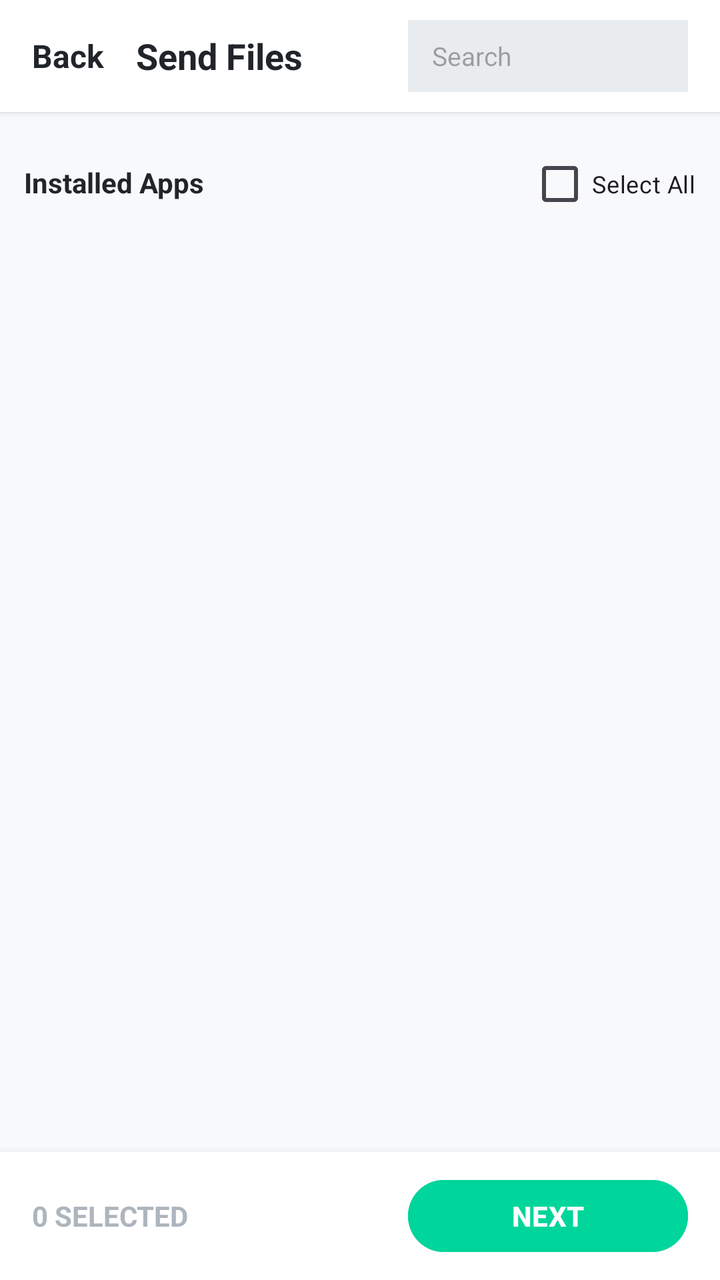
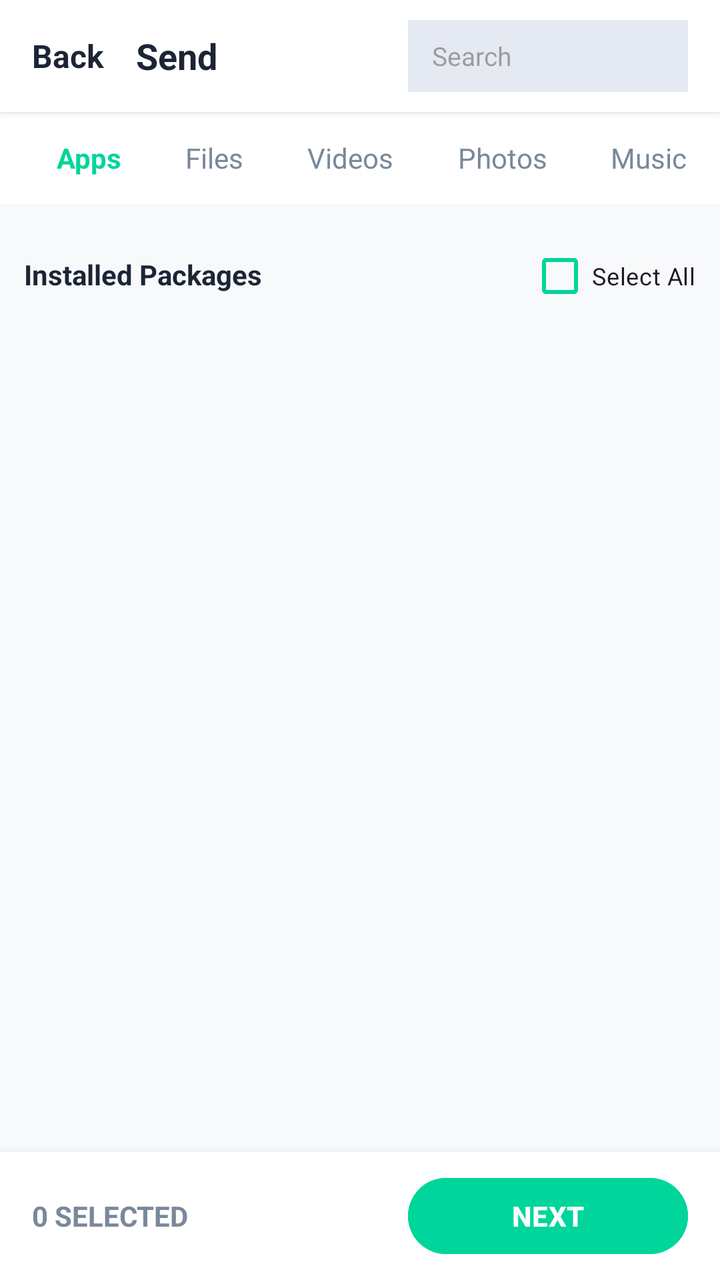

Compare the two renders of this Android layout. The source of the first and the diff that turns it into the second are given below.
<!-- AndroidManifest.xml: application theme Theme.AirRapidShare -->
<!-- res/layout/activity_send.xml -->
<?xml version="1.0" encoding="utf-8"?>
<LinearLayout xmlns:android="http://schemas.android.com/apk/res/android"
    android:layout_width="match_parent"
    android:layout_height="match_parent"
    android:background="#F8F9FA"
    android:orientation="vertical">

    <LinearLayout
        android:layout_width="match_parent"
        android:layout_height="56dp"
        android:background="#FFFFFF"
        android:elevation="2dp"
        android:gravity="center_vertical"
        android:paddingStart="16dp"
        android:paddingEnd="16dp">

        <TextView
            android:id="@+id/btnBack"
            android:layout_width="wrap_content"
            android:layout_height="wrap_content"
            android:text="Back"
            android:textColor="#212529"
            android:textSize="16sp"
            android:textStyle="bold" />

        <TextView
            android:layout_width="0dp"
            android:layout_height="wrap_content"
            android:layout_marginStart="16dp"
            android:layout_weight="1"
            android:text="Send Files"
            android:textColor="#212529"
            android:textSize="18sp"
            android:textStyle="bold" />

        <EditText
            android:id="@+id/etSearch"
            android:layout_width="140dp"
            android:layout_height="36dp"
            android:background="#E9ECEF"
            android:hint="Search"
            android:paddingStart="12dp"
            android:paddingEnd="12dp"
            android:textSize="13sp" />
    </LinearLayout>

    <LinearLayout
        android:layout_width="match_parent"
        android:layout_height="wrap_content"
        android:padding="12dp">

        <TextView
            android:id="@+id/tvSectionHeader"
            android:layout_width="0dp"
            android:layout_height="wrap_content"
            android:layout_weight="1"
            android:text="Installed Apps"
            android:textColor="#212529"
            android:textSize="14sp"
            android:textStyle="bold" />

        <CheckBox
            android:id="@+id/cbSelectAll"
            android:layout_width="wrap_content"
            android:layout_height="wrap_content"
            android:text="Select All"
            android:textSize="12sp" />
    </LinearLayout>

    <androidx.recyclerview.widget.RecyclerView
        android:id="@+id/rvItems"
        android:layout_width="match_parent"
        android:layout_height="0dp"
        android:layout_weight="1"
        android:padding="8dp" />

    <LinearLayout
        android:layout_width="match_parent"
        android:layout_height="64dp"
        android:background="#FFFFFF"
        android:elevation="8dp"
        android:gravity="center_vertical"
        android:paddingStart="16dp"
        android:paddingEnd="16dp">

        <TextView
            android:id="@+id/tvSelectedCount"
            android:layout_width="0dp"
            android:layout_height="wrap_content"
            android:layout_weight="1"
            android:text="0 SELECTED"
            android:textColor="#ADB5BD"
            android:textSize="14sp"
            android:textStyle="bold" />

        <Button
            android:id="@+id/btnNext"
            android:layout_width="140dp"
            android:layout_height="44dp"
            android:backgroundTint="#00D59B"
            android:text="NEXT"
            android:textColor="#FFFFFF"
            android:textStyle="bold" />
    </LinearLayout>
</LinearLayout>
<!-- resources referenced by this layout -->
<resources>
  <style name="Theme.AirRapidShare" parent="Theme.Material3.DayNight.NoActionBar">
          <item name="android:windowBackground">@color/bg_dark</item>
          <item name="android:statusBarColor">@color/bg_dark</item>
      </style>
  <color name="bg_dark">#070D18</color>
</resources>

<!-- the commit's change to res/layout/activity_send.xml (unified diff, before → after) -->
@@ -1,10 +1,12 @@
 <?xml version="1.0" encoding="utf-8"?>
 <LinearLayout xmlns:android="http://schemas.android.com/apk/res/android"
+    xmlns:app="http://schemas.android.com/apk/res-auto"
     android:layout_width="match_parent"
     android:layout_height="match_parent"
     android:background="#F8F9FA"
     android:orientation="vertical">
 
+    
     <LinearLayout
         android:layout_width="match_parent"
         android:layout_height="56dp"
@@ -19,7 +21,7 @@
             android:layout_width="wrap_content"
             android:layout_height="wrap_content"
             android:text="Back"
-            android:textColor="#212529"
+            android:textColor="#1C2536"
             android:textSize="16sp"
             android:textStyle="bold" />
 
@@ -28,8 +30,8 @@
             android:layout_height="wrap_content"
             android:layout_marginStart="16dp"
             android:layout_weight="1"
-            android:text="Send Files"
-            android:textColor="#212529"
+            android:text="Send"
+            android:textColor="#1C2536"
             android:textSize="18sp"
             android:textStyle="bold" />
 
@@ -37,12 +39,85 @@
             android:id="@+id/etSearch"
             android:layout_width="140dp"
             android:layout_height="36dp"
-            android:background="#E9ECEF"
+            android:background="#E5E9F2"
             android:hint="Search"
             android:paddingStart="12dp"
             android:paddingEnd="12dp"
             android:textSize="13sp" />
     </LinearLayout>
+
+    
+    <HorizontalScrollView
+        android:layout_width="match_parent"
+        android:layout_height="46dp"
+        android:background="#FFFFFF"
+        android:scrollbars="none">
+
+        <LinearLayout
+            android:layout_width="wrap_content"
+            android:layout_height="match_parent"
+            android:gravity="center_vertical"
+            android:orientation="horizontal"
+            android:paddingStart="12dp"
+            android:paddingEnd="12dp">
+
+            <TextView
+                android:id="@+id/tabApps"
+                android:layout_width="wrap_content"
+                android:layout_height="match_parent"
+                android:gravity="center"
+                android:paddingStart="16dp"
+                android:paddingEnd="16dp"
+                android:text="Apps"
+                android:textColor="#00D59B"
+                android:textSize="14sp"
+                android:textStyle="bold" />
+
+            <TextView
+                android:id="@+id/tabFiles"
+                android:layout_width="wrap_content"
+                android:layout_height="match_parent"
+                android:gravity="center"
+                android:paddingStart="16dp"
+                android:paddingEnd="16dp"
+                android:text="Files"
+                android:textColor="#7A889B"
+                android:textSize="14sp" />
+
+            <TextView
+                android:id="@+id/tabVideos"
+                android:layout_width="wrap_content"
+                android:layout_height="match_parent"
+                android:gravity="center"
+                android:paddingStart="16dp"
+                android:paddingEnd="16dp"
+                android:text="Videos"
+                android:textColor="#7A889B"
+                android:textSize="14sp" />
+
+            <TextView
+                android:id="@+id/tabPhotos"
+                android:layout_width="wrap_content"
+                android:layout_height="match_parent"
+                android:gravity="center"
+                android:paddingStart="16dp"
+                android:paddingEnd="16dp"
+                android:text="Photos"
+                android:textColor="#7A889B"
+                android:textSize="14sp" />
+
+            <TextView
+                android:id="@+id/tabSongs"
+                android:layout_width="wrap_content"
+                android:layout_height="match_parent"
+                android:gravity="center"
+                android:paddingStart="16dp"
+                android:paddingEnd="16dp"
+                android:text="Music"
+                android:textColor="#7A889B"
+                android:textSize="14sp" />
+        </LinearLayout>
+    </HorizontalScrollView>
 
     <LinearLayout
         android:layout_width="match_parent"
@@ -54,8 +129,8 @@
             android:layout_width="0dp"
             android:layout_height="wrap_content"
             android:layout_weight="1"
-            android:text="Installed Apps"
-            android:textColor="#212529"
+            android:text="Installed Packages"
+            android:textColor="#1C2536"
             android:textSize="14sp"
             android:textStyle="bold" />
 
@@ -63,6 +138,7 @@
             android:id="@+id/cbSelectAll"
             android:layout_width="wrap_content"
             android:layout_height="wrap_content"
+            android:buttonTint="#00D59B"
             android:text="Select All"
             android:textSize="12sp" />
     </LinearLayout>
@@ -74,6 +150,7 @@
         android:layout_weight="1"
         android:padding="8dp" />
 
+    
     <LinearLayout
         android:layout_width="match_parent"
         android:layout_height="64dp"
@@ -89,14 +166,14 @@
             android:layout_height="wrap_content"
             android:layout_weight="1"
             android:text="0 SELECTED"
-            android:textColor="#ADB5BD"
+            android:textColor="#7A889B"
             android:textSize="14sp"
             android:textStyle="bold" />
 
         <Button
             android:id="@+id/btnNext"
             android:layout_width="140dp"
-            android:layout_height="44dp"
+            android:layout_height="46dp"
             android:backgroundTint="#00D59B"
             android:text="NEXT"
             android:textColor="#FFFFFF"
<!-- resource entries referenced after the edit -->
@@ -1,9 +1,8 @@
 <!-- resources referenced by this layout -->
 <resources>
   <style name="Theme.AirRapidShare" parent="Theme.Material3.DayNight.NoActionBar">
-          <item name="android:windowBackground">@color/bg_dark</item>
-          <item name="android:statusBarColor">@color/bg_dark</item>
+          <item name="android:statusBarColor">#0084FF</item>
+          <item name="android:windowLightStatusBar">false</item>
       </style>
-  <color name="bg_dark">#070D18</color>
 </resources>
 
